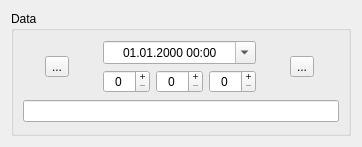
Above: res/ui/record.ui from LazyT/obpm before the change. Below: the same form after it.
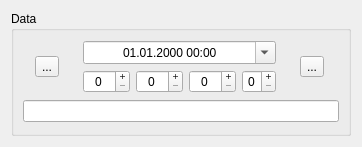
That is the form after the change. Icons and pictures are not drawn.

The edit to the form file:
```diff
--- a/res/ui/record.ui
+++ b/res/ui/record.ui
@@ -155,6 +155,28 @@
               </property>
              </widget>
             </item>
+            <item>
+             <widget class="QSpinBox" name="spinBox_ihb">
+              <property name="sizePolicy">
+               <sizepolicy hsizetype="Fixed" vsizetype="Fixed">
+                <horstretch>0</horstretch>
+                <verstretch>0</verstretch>
+               </sizepolicy>
+              </property>
+              <property name="toolTip">
+               <string>enter IHB</string>
+              </property>
+              <property name="alignment">
+               <set>Qt::AlignCenter</set>
+              </property>
+              <property name="buttonSymbols">
+               <enum>QAbstractSpinBox::PlusMinus</enum>
+              </property>
+              <property name="maximum">
+               <number>1</number>
+              </property>
+             </widget>
+            </item>
            </layout>
           </item>
          </layout>
```
